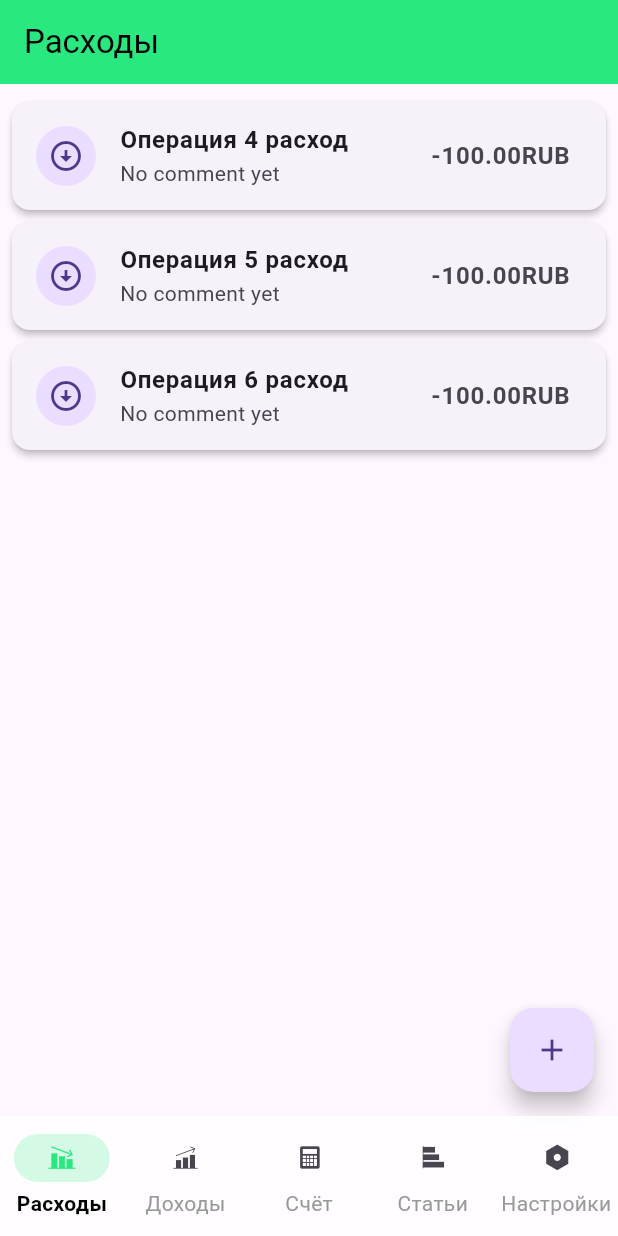
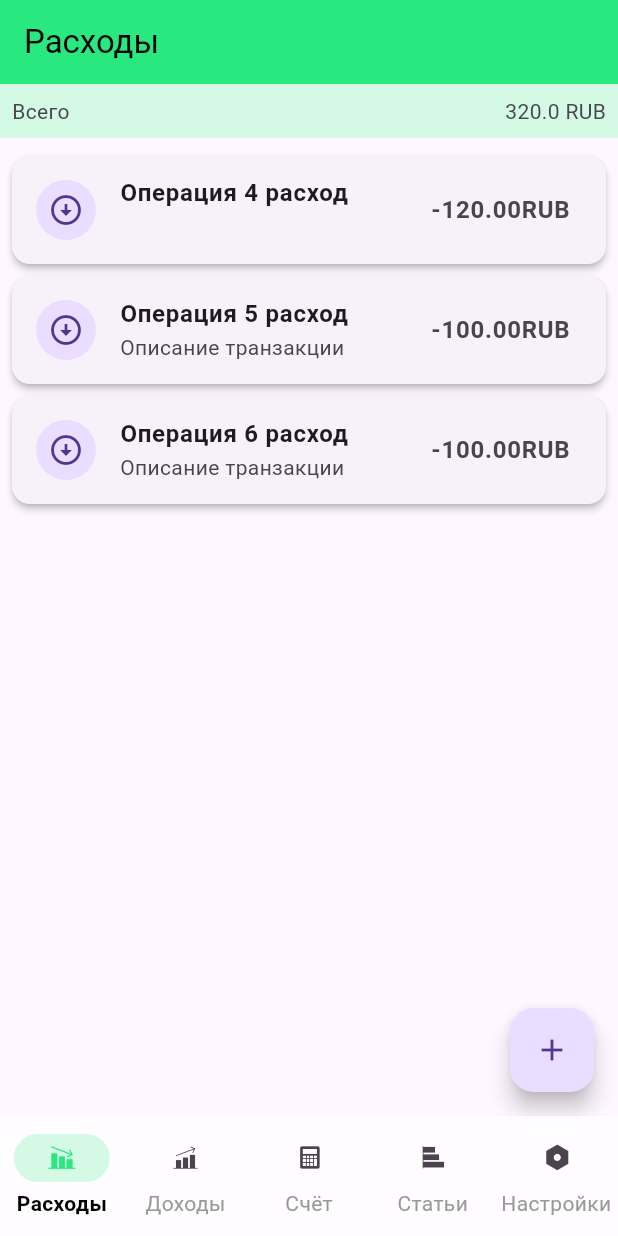
Before and after one commit to pablobagdal/CoinsIO, a Flutter app: the screen it shows after launch, on a phone screen of 412 x 824 dp. Run offline on Flutter 3.47's test engine with Material 3 defaults, Android fonts, the phone set to English and light mode, and no system bars; our stand-ins replace flutter_bloc, freezed_annotation; generated files the repository leaves out were written again.

Commit message:
change mock repo transactions

```diff
--- a/lib/data/datasources/local/mock_transaction_repository.dart
+++ b/lib/data/datasources/local/mock_transaction_repository.dart
@@ -114,6 +114,7 @@ class MockTransactionRepository implements TransactionRepository {
           ),
           amount: '100.00',
           transactionDate: DateTime.now().subtract(const Duration(hours: 1)),
+          comment: "Другое описание",
           createdAt: DateTime.now().subtract(const Duration(hours: 1)),
           updatedAt: DateTime.now().subtract(const Duration(hours: 1)),
         ),
@@ -133,6 +134,7 @@ class MockTransactionRepository implements TransactionRepository {
           ),
           amount: '100.00',
           transactionDate: DateTime.now().subtract(const Duration(hours: 1)),
+          comment: "Описание транзакции",
           createdAt: DateTime.now().subtract(const Duration(hours: 1)),
           updatedAt: DateTime.now().subtract(const Duration(hours: 1)),
         ),
@@ -150,7 +152,7 @@ class MockTransactionRepository implements TransactionRepository {
             emoji: "💰",
             isIncome: false,
           ),
-          amount: '100.00',
+          amount: '120.00',
           transactionDate: DateTime.now().subtract(const Duration(hours: 1)),
           createdAt: DateTime.now().subtract(const Duration(hours: 1)),
           updatedAt: DateTime.now().subtract(const Duration(hours: 1)),
@@ -171,6 +173,7 @@ class MockTransactionRepository implements TransactionRepository {
           ),
           amount: '100.00',
           transactionDate: DateTime.now().subtract(const Duration(hours: 1)),
+          comment: "Описание транзакции",
           createdAt: DateTime.now().subtract(const Duration(hours: 1)),
           updatedAt: DateTime.now().subtract(const Duration(hours: 1)),
         ),
@@ -190,6 +193,7 @@ class MockTransactionRepository implements TransactionRepository {
           ),
           amount: '100.00',
           transactionDate: DateTime.now().subtract(const Duration(hours: 1)),
+          comment: "Описание транзакции",
           createdAt: DateTime.now().subtract(const Duration(hours: 1)),
           updatedAt: DateTime.now().subtract(const Duration(hours: 1)),
         ),
--- a/lib/ui/pages/financial_list_page.dart
+++ b/lib/ui/pages/financial_list_page.dart
@@ -1,3 +1,4 @@
+import 'package:coinio_app/core/themes/colors.dart';
 import 'package:coinio_app/domain/models/transaction_response/transaction_response.dart';
 import 'package:coinio_app/ui/blocs/transaction_bloc/transaction_bloc.dart';
 import 'package:coinio_app/ui/blocs/transaction_bloc/transaction_event.dart';
@@ -71,6 +72,11 @@ class _FinancialListPageState extends State<FinancialListPage> {
                     .where((tr) => tr.category.isIncome == widget.isIncome)
                     .toList();
 
+            final totalAmount = filteredTransactions.fold<double>(
+              0.0,
+              (sum, item) => sum + double.parse(item.amount),
+            );
+
             if (filteredTransactions.isEmpty) {
               return Center(
                 child: Column(
@@ -109,7 +115,23 @@ class _FinancialListPageState extends State<FinancialListPage> {
               (a, b) => b.transactionDate.compareTo(a.transactionDate),
             );
 
-            return ListView.builder(
+            return Column(
+              children: [
+                Container(
+                  padding: EdgeInsets.all(8),
+                  color: AppColors.greenlight1,
+                  child: Row(
+                    children: [
+                      Text('Всего'),
+                      Text(
+                        '${totalAmount} ${filteredTransactions.first.account.currency}',
+                      ),
+                    ],
+                    mainAxisAlignment: MainAxisAlignment.spaceBetween,
+                  ),
+                ),
+                Expanded(
+                  child: ListView.builder(
                     padding: const EdgeInsets.all(8.0),
                     itemCount: filteredTransactions.length,
                     itemBuilder: (BuildContext context, int index) {
@@ -130,7 +152,7 @@ class _FinancialListPageState extends State<FinancialListPage> {
                             style: const TextStyle(fontWeight: FontWeight.bold),
                           ),
                           subtitle: Text(
-                      '${transaction.comment ?? "No comment yet"}', // Display date only
+                            '${transaction.comment ?? ""}', // Display date only
                           ),
                           trailing: Row(
                             mainAxisSize: MainAxisSize.min,
@@ -152,6 +174,9 @@ class _FinancialListPageState extends State<FinancialListPage> {
                         ),
                       );
                     },
+                  ),
+                ),
+              ],
             );
           } else {
             return const Center(child: Text('Loading transactions...'));
```
Lines whose indentation alone changed are shown as unchanged.
